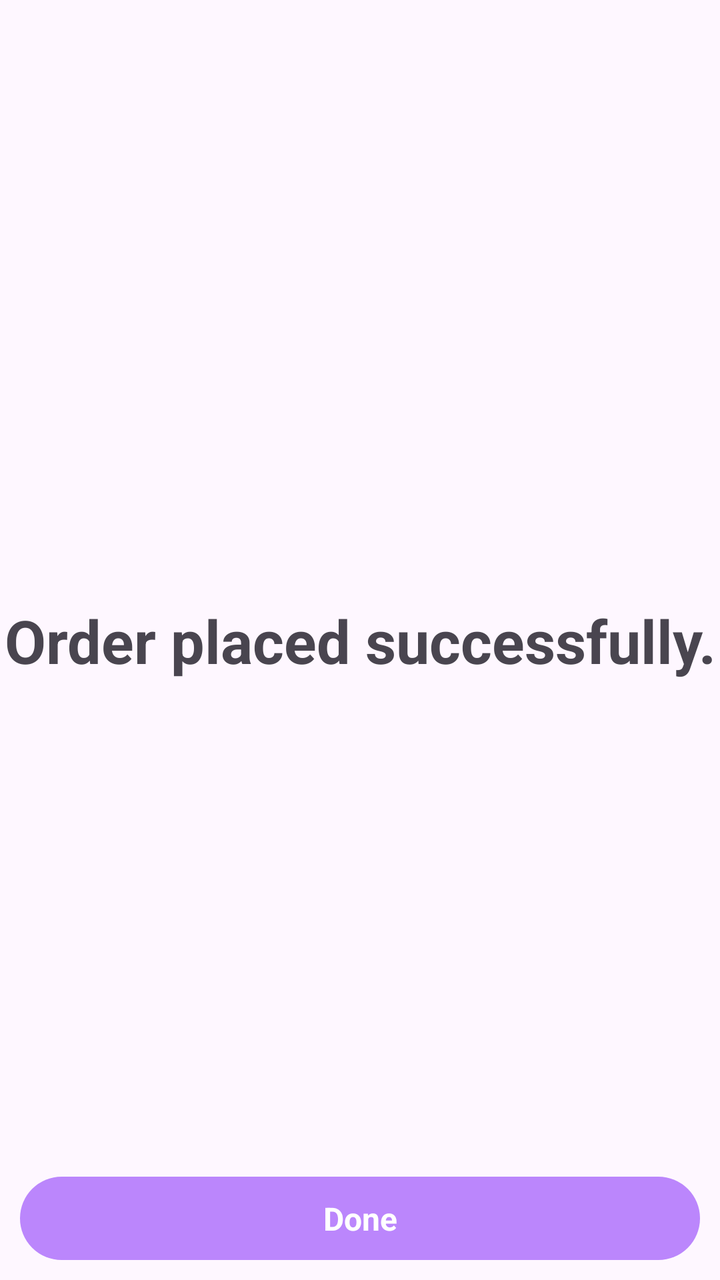
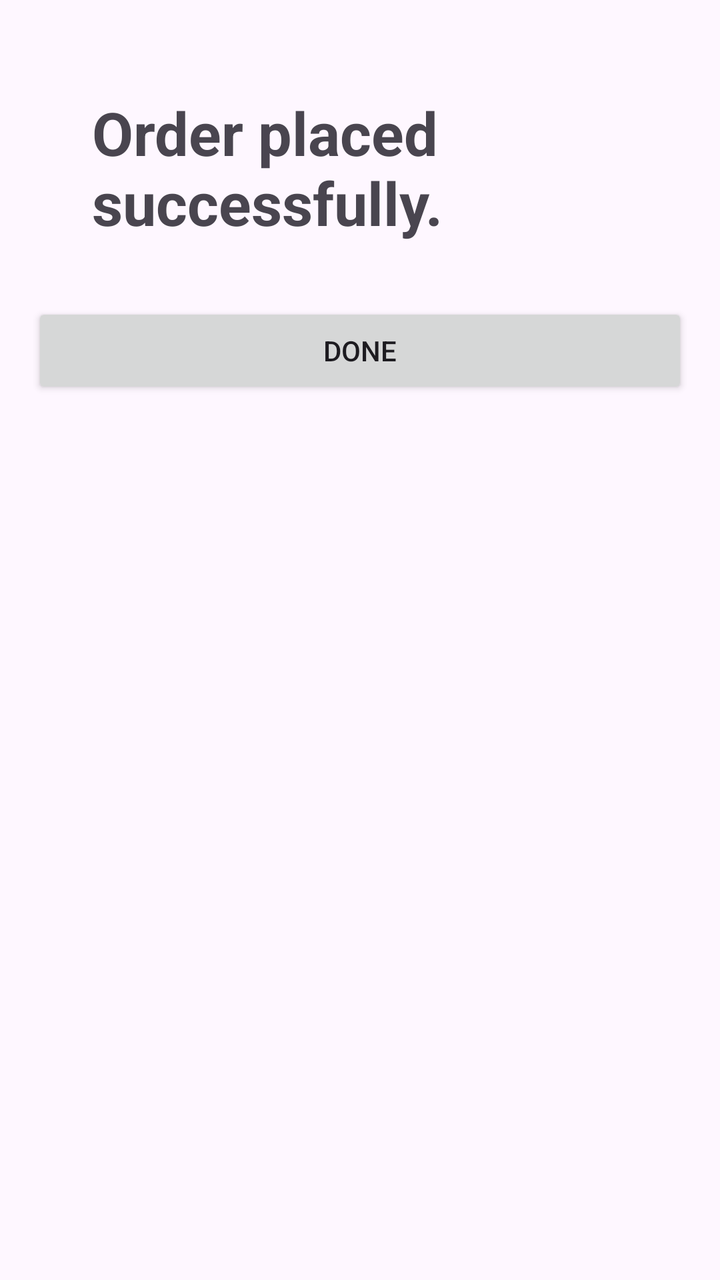

The first picture is an Android layout as it rendered before a commit; the second is the same layout after the commit. The layout source and the unified diff follow.
<!-- AndroidManifest.xml: application theme Theme.FoodOrdering -->
<!-- res/layout/activity_success_order.xml -->
<?xml version="1.0" encoding="utf-8"?>
<androidx.constraintlayout.widget.ConstraintLayout xmlns:android="http://schemas.android.com/apk/res/android"
    xmlns:app="http://schemas.android.com/apk/res-auto"
    xmlns:tools="http://schemas.android.com/tools"
    android:id="@+id/main"
    android:layout_width="match_parent"
    android:layout_height="match_parent"
    tools:context=".SuccessOrderActivity">

    <TextView
        android:layout_width="wrap_content"
        android:layout_height="wrap_content"
        app:layout_constraintStart_toStartOf="parent"
        app:layout_constraintEnd_toEndOf="parent"
        app:layout_constraintTop_toTopOf="parent"
        app:layout_constraintBottom_toBottomOf="parent"
        android:textSize="30sp"
        android:textStyle="bold"
        android:text="Order placed successfully."
        android:layout_margin="30dp"
        />

    <TextView android:id="@+id/buttonDone"
        android:layout_width="match_parent"
        android:layout_height="wrap_content"
        app:layout_constraintStart_toStartOf="parent"
        app:layout_constraintEnd_toEndOf="parent"
        app:layout_constraintBottom_toBottomOf="parent"
        android:text="Done"
        android:textSize="16sp"
        android:textStyle="bold"
        android:gravity="center"
        android:padding="10dp"
        android:textColor="@color/white"
        android:layout_margin="10dp"
        android:background="@drawable/button_bg"
        />

</androidx.constraintlayout.widget.ConstraintLayout>
<!-- resources referenced by this layout -->
<resources>
  <color name="white">#FFFFFFFF</color>
  <!-- drawable button_bg (drawable) -->
  <?xml version="1.0" encoding="utf-8"?>
  <shape xmlns:android="http://schemas.android.com/apk/res/android"
      android:shape="rectangle">
      <solid android:color="@color/purple_700"/>
      <corners android:radius="23dp"/>
  
  </shape>
  <style name="Theme.FoodOrdering" parent="Base.Theme.FoodOrdering" />
  <color name="purple_700">#FFBB86FC</color>
  <style name="Base.Theme.FoodOrdering" parent="Theme.Material3.DayNight.NoActionBar">
          
          
      </style>
</resources>

<!-- the commit's change to res/layout/activity_success_order.xml (unified diff, before → after) -->
@@ -1,39 +1,25 @@
 <?xml version="1.0" encoding="utf-8"?>
-<androidx.constraintlayout.widget.ConstraintLayout xmlns:android="http://schemas.android.com/apk/res/android"
+<LinearLayout xmlns:android="http://schemas.android.com/apk/res/android"
     xmlns:app="http://schemas.android.com/apk/res-auto"
-    xmlns:tools="http://schemas.android.com/tools"
     android:id="@+id/main"
     android:layout_width="match_parent"
     android:layout_height="match_parent"
-    tools:context=".SuccessOrderActivity">
+    android:orientation="vertical"
+    android:padding="16dp">
 
     <TextView
         android:layout_width="wrap_content"
         android:layout_height="wrap_content"
-        app:layout_constraintStart_toStartOf="parent"
-        app:layout_constraintEnd_toEndOf="parent"
-        app:layout_constraintTop_toTopOf="parent"
-        app:layout_constraintBottom_toBottomOf="parent"
         android:textSize="30sp"
         android:textStyle="bold"
         android:text="Order placed successfully."
         android:layout_margin="30dp"
         />
 
-    <TextView android:id="@+id/buttonDone"
+    <Button
+        android:id="@+id/buttonPlaceYourOrder"
         android:layout_width="match_parent"
         android:layout_height="wrap_content"
-        app:layout_constraintStart_toStartOf="parent"
-        app:layout_constraintEnd_toEndOf="parent"
-        app:layout_constraintBottom_toBottomOf="parent"
-        android:text="Done"
-        android:textSize="16sp"
-        android:textStyle="bold"
-        android:gravity="center"
-        android:padding="10dp"
-        android:textColor="@color/white"
-        android:layout_margin="10dp"
-        android:background="@drawable/button_bg"
-        />
+        android:text="Done"/>
 
-</androidx.constraintlayout.widget.ConstraintLayout>
+</LinearLayout>
<!-- resource entries referenced after the edit -->
@@ -1,16 +1,6 @@
 <!-- resources referenced by this layout -->
 <resources>
-  <color name="white">#FFFFFFFF</color>
-  <!-- drawable button_bg (drawable) -->
-  <?xml version="1.0" encoding="utf-8"?>
-  <shape xmlns:android="http://schemas.android.com/apk/res/android"
-      android:shape="rectangle">
-      <solid android:color="@color/purple_700"/>
-      <corners android:radius="23dp"/>
-  
-  </shape>
   <style name="Theme.FoodOrdering" parent="Base.Theme.FoodOrdering" />
-  <color name="purple_700">#FFBB86FC</color>
   <style name="Base.Theme.FoodOrdering" parent="Theme.Material3.DayNight.NoActionBar">
           
           
